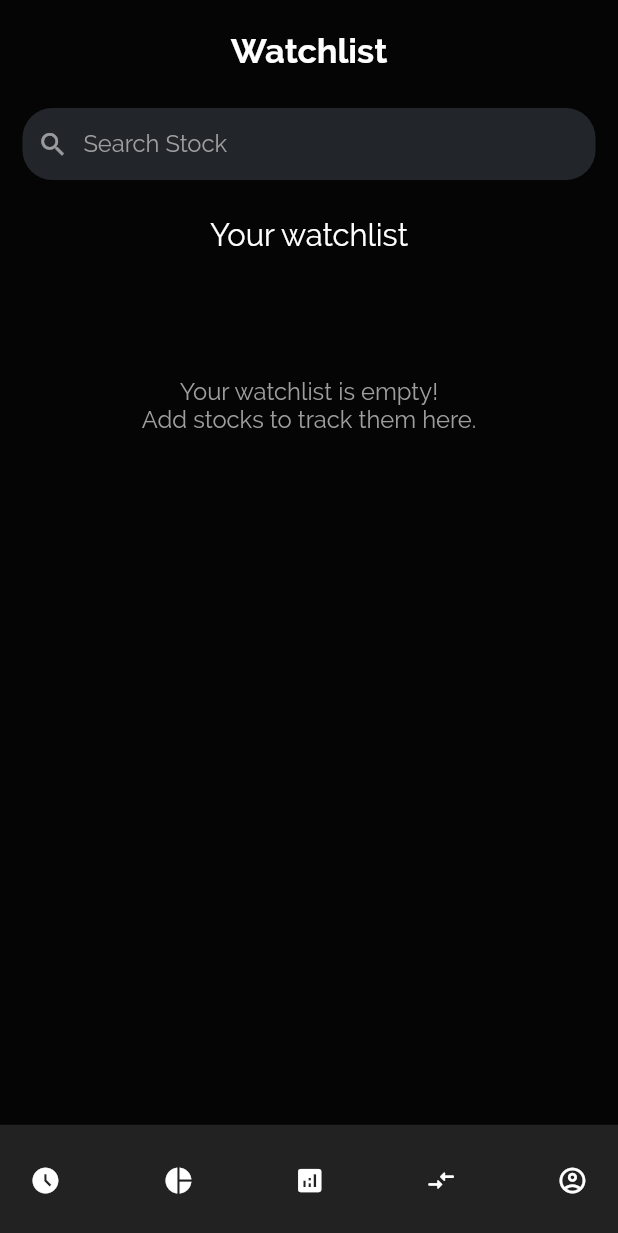
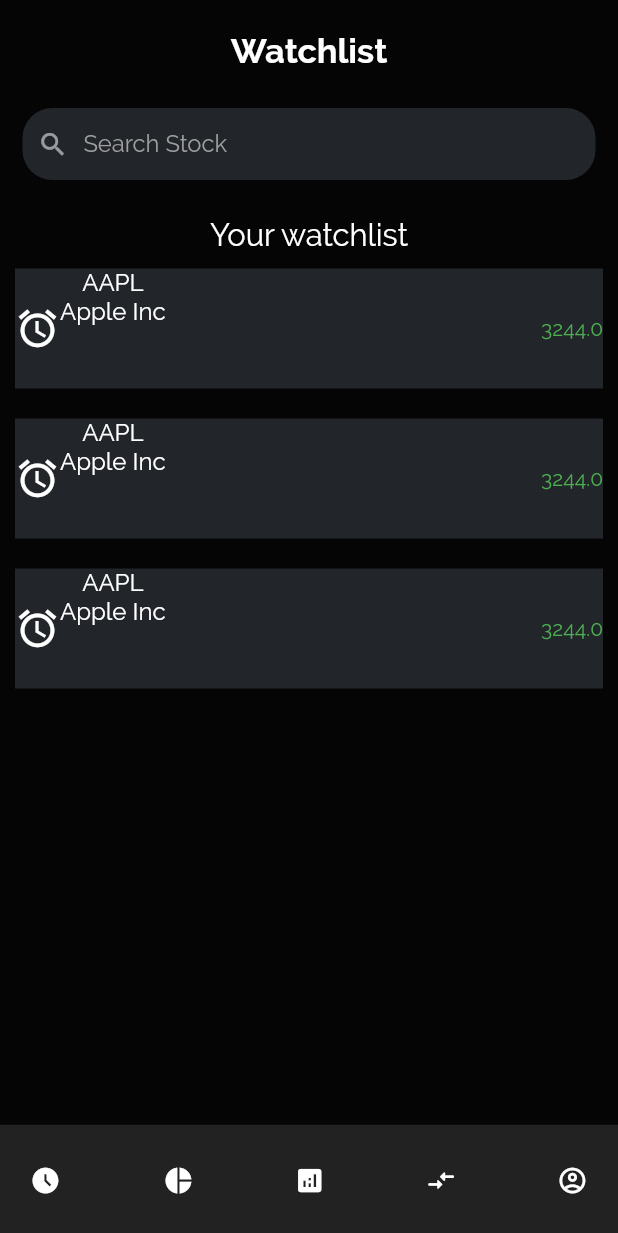
Before and after one commit to HarshRathi2511/Stock-trader, a Flutter app: the screen it shows after launch, on a phone screen of 412 x 824 dp. Shown: the top 1233 px of the screen. Run offline on Flutter 3.47's test engine with Material 2 defaults, Android fonts, the phone set to English and light mode, and no system bars; drawn by our look-alikes of google_nav_bar; our stand-ins replace pie_chart; missing offline and left inert: link_text.

Commit message:
central provider heavily modified

```diff
--- a/lib/providers/stock.dart
+++ b/lib/providers/stock.dart
@@ -4,43 +4,121 @@ class Stock {
   String symbol;
   String title;
   double stockPrice;
-  double percentageChange;
+  double priceChange;
   bool didPriceIncrease;
   Icon stockIcon;
-  int? stockQuantityIfOrdered;
 
-  Stock(
-      {required this.title,
-      required this.symbol,
-      required this.percentageChange,
-      required this.didPriceIncrease,
-      required this.stockPrice,
-      required this.stockIcon,
-      this.stockQuantityIfOrdered});
+  Stock({
+    required this.title,
+    required this.symbol,
+    required this.priceChange,
+    required this.didPriceIncrease,
+    required this.stockPrice,
+    required this.stockIcon,
+  });
+}
+
+class TransactedStock {
+  String symbol;
+  String title;
+  double stockPrice;
+  Icon stockIcon;
+  DateTime dateOfransaction;
+  int quantityOfStocks;
+  bool didProfitOccur;
+
+  TransactedStock({
+    required this.title,
+    required this.symbol,
+    required this.stockPrice,
+    required this.stockIcon,
+    required this.dateOfransaction,
+    required this.quantityOfStocks,
+    required this.didProfitOccur,
+  });
+}
+
+class PortfolioStock {
+  String symbol;
+  String title;
+  double stockPrice;
+  Icon stockIcon;
+  int quantity;
+  double priceChange;
+  bool didPriceIncrease;
+
+  PortfolioStock({
+    required this.title,
+    required this.symbol,
+    required this.quantity,
+    required this.priceChange,
+    required this.stockPrice,
+    required this.stockIcon,
+    required this.didPriceIncrease,
+  });
 }
 
 class StockProvider with ChangeNotifier {
   //id will be the symbol
-  List<Map<String, Stock>> _portfolioStocks = [];
-  List<Map<String, Stock>> _watchListStocks = [];
-  List<Map<String, Stock>> _transactedListStocks = [];
-  List<Map<String, Stock>> _orderedStocks = [];
+  Map<String, PortfolioStock> _portfolioStocks = {};
+  Map<String, Stock> _watchListStocks = {
+    't1': Stock(
+      title: 'Apple Inc',
+      didPriceIncrease: true,
+      priceChange: 2.09,
+      stockIcon: Icon(
+        Icons.access_alarm_outlined,
+        color: Colors.white,
+        size: 30,
+      ),
+      stockPrice: 3244,
+      symbol: 'AAPL',
+    ),
+    't2': Stock(
+      title: 'Apple Inc',
+      didPriceIncrease: true,
+      priceChange: 2.89,
+      stockIcon: Icon(
+        Icons.access_alarm_outlined,
+        color: Colors.white,
+        size: 30,
+      ),
+      stockPrice: 3244,
+      symbol: 'AAPL',
+    ),
+    't3': Stock(
+      title: 'Apple Inc',
+      didPriceIncrease: true,
+      priceChange: 2,
+      stockIcon: Icon(
+        Icons.access_alarm_outlined,
+        color: Colors.white,
+        size: 30,
+      ),
+      stockPrice: 3244,
+      symbol: 'AAPL',
+    )
+  };
+  Map<String, TransactedStock> _transactedListStocks = {};
+  Map<String, TransactedStock> _transactionsWithProfit = {};
+  Map<String, TransactedStock> _transactionsWithLoss = {};
+  // Map<String, Stock> _orderedStocks = {};
 
-  List<Map<String, Stock>> get portfolioStocks {
-    return [..._portfolioStocks];
+  Map<String, PortfolioStock> get portfolioStocks {
+    return _portfolioStocks;
   }
 
-  List<Map<String, Stock>> get watchListStocks {
-    return [..._watchListStocks];
+  Map<String, Stock> get watchListStocks {
+    return {..._watchListStocks};
   }
 
-  List<Map<String, Stock>> get transactedListStocks {
-    return [..._transactedListStocks];
+  Map<String, TransactedStock> get transactedListStocks {
+    return {..._transactedListStocks};
   }
 
-  List<Map<String, Stock>> get orderedStocks {
-    return [..._orderedStocks];
-  }
+  // Map<String, Stock> get orderedStocks {
+  //   return {..._orderedStocks};
+  // }
 
   int get watchListStockCount {
     return _watchListStocks.length;
@@ -54,7 +132,85 @@ class StockProvider with ChangeNotifier {
     return _transactedListStocks.length;
   }
 
-  int get ordersListStockCount {
-    return _orderedStocks.length;
+  // int get ordersListStockCount {
+  //   return _orderedStocks.length;
+  // }
+
+  void transactionsWithProfit() {
+    _transactedListStocks.forEach((key, value) {
+      if (value.didProfitOccur) {
+        _transactionsWithProfit.putIfAbsent(
+          value.dateOfransaction.toString(),
+          () => TransactedStock(
+            title: value.title,
+            symbol: value.symbol,
+            stockPrice: value.stockPrice,
+            stockIcon: value.stockIcon,
+            dateOfransaction: value.dateOfransaction,
+            quantityOfStocks: value.quantityOfStocks,
+            didProfitOccur: value.didProfitOccur,
+          ),
+        );
+      }
+    });
+    notifyListeners();
+  }
+
+  void transactionsWithLoss() {
+    _transactedListStocks.forEach((key, value) {
+      if (!value.didProfitOccur) {
+        _transactionsWithLoss.putIfAbsent(
+          value.dateOfransaction.toString(),
+          () => TransactedStock(
+            title: value.title,
+            symbol: value.symbol,
+            stockPrice: value.stockPrice,
+            stockIcon: value.stockIcon,
+            dateOfransaction: value.dateOfransaction,
+            quantityOfStocks: value.quantityOfStocks,
+            didProfitOccur: value.didProfitOccur,
+          ),
+        );
+      }
+    });
+    notifyListeners();
+  }
+
+  void addNewTransaction(stock, type) {
+    if (type == 'TransactedStock') {
+      _transactedListStocks.putIfAbsent(
+          stock.dateOfransaction.toString(),
+          () => TransactedStock(
+              title: stock.title,
+              symbol: stock.symbol,
+              stockPrice: stock.stockPrice,
+              stockIcon: stock.stockIcon,
+              dateOfransaction: stock.dateOfransaction,
+              quantityOfStocks: stock.quantityOfStocks,
+              didProfitOccur: stock.didProfitOccur));
+    } else if (type == 'PortfolioStock') {
+      _portfolioStocks.putIfAbsent(
+          stock.dateOfransaction.toString(),
+          () => PortfolioStock(
+                title: stock.title,
+                symbol: stock.symbol,
+                stockPrice: stock.stockPrice,
+                stockIcon: stock.stockIcon,
+                quantity: stock.quantityOfStocks,
+                didPriceIncrease: stock.didPriceIncrease,
+                priceChange: stock.priceChange,
+              ));
+    } else {
+      _watchListStocks.putIfAbsent(
+          stock.dateOfransaction.toString(),
+          () => Stock(
+                title: stock.title,
+                symbol: stock.symbol,
+                stockPrice: stock.stockPrice,
+                stockIcon: stock.stockIcon,
+                didPriceIncrease: stock.didPriceIncrease,
+                priceChange: stock.priceChange,
+              ));
+    }
   }
 }
--- a/lib/screens/news_screen.dart
+++ b/lib/screens/news_screen.dart
@@ -17,7 +17,6 @@ class _NewsScreenState extends State<NewsScreen> {
     final newsProvider = Provider.of<NewsProvider>(context);
     try {
       await newsProvider.getData();
-      await newsProvider.getStockNewsByQuery('bitcoin');
       setState(() {
         isNewsLoading = false;
       });
--- a/lib/screens/watchlist_screen.dart
+++ b/lib/screens/watchlist_screen.dart
@@ -17,9 +17,6 @@ class WatchlistScreen extends StatelessWidget {
     var _watchList = [];
     // watchListProvider.watchList.
 
-    for (int i = 0; i < stockProvider.watchListStockCount; i++) {
-      _watchList.add(stockProvider.watchListStocks[i].values.toList()[0]);
-    }
     return Scaffold(
       backgroundColor: Theme.of(context).scaffoldBackgroundColor,
       body: Column(
@@ -123,12 +120,12 @@ class WatchlistScreen extends StatelessWidget {
                 )
               : Expanded(
                   child: ListView(
-                    children: _watchList
+                    children: stockProvider.watchListStocks.values.toList()
                         .map(
                           (e) => WatchListStockCard(
                               title: e.title,
                               symbol: e.symbol,
-                              percentageChange: e.percentageChange,
+                              priceChange: e.priceChange,
                               didPriceIncrease: e.didPriceIncrease,
                               stockPrice: e.stockPrice,
                               stockIcon: e.stockIcon),
--- a/lib/widgets/watchlist_card.dart
+++ b/lib/widgets/watchlist_card.dart
@@ -5,14 +5,14 @@ class WatchListStockCard extends StatelessWidget {
   late final String symbol;
   late final String title;
   late final double stockPrice;
-  late final double percentageChange;
+  late final double priceChange;
   late final bool didPriceIncrease;
   late final Icon stockIcon;
 
   WatchListStockCard({
     required this.title,
     required this.symbol,
-    required this.percentageChange,
+    required this.priceChange,
     required this.didPriceIncrease,
     required this.stockPrice,
     required this.stockIcon,
@@ -20,7 +20,11 @@ class WatchListStockCard extends StatelessWidget {
 
   @override
   Widget build(BuildContext context) {
-    return GestureDetector(
+    return ClipRRect(
+      borderRadius: BorderRadius.circular(
+        15,
+      ),
+      child: GestureDetector(
         child: Container(
           height: 80,
           margin: EdgeInsets.all(10),
@@ -30,9 +34,6 @@ class WatchListStockCard extends StatelessWidget {
             mainAxisAlignment: MainAxisAlignment.spaceBetween,
             children: [
               Container(
-              decoration: BoxDecoration(
-                borderRadius: BorderRadius.circular(20),
-              ),
                 child: Row(children: [
                   stockIcon,
                   Center(
@@ -58,6 +59,7 @@ class WatchListStockCard extends StatelessWidget {
             ],
           ),
         ),
+      ),
     );
   }
 }
```
Also changed, not shown: lib/screens/profile_screen.dart (+3 -13 lines). Lines whose indentation alone changed are shown as unchanged.
